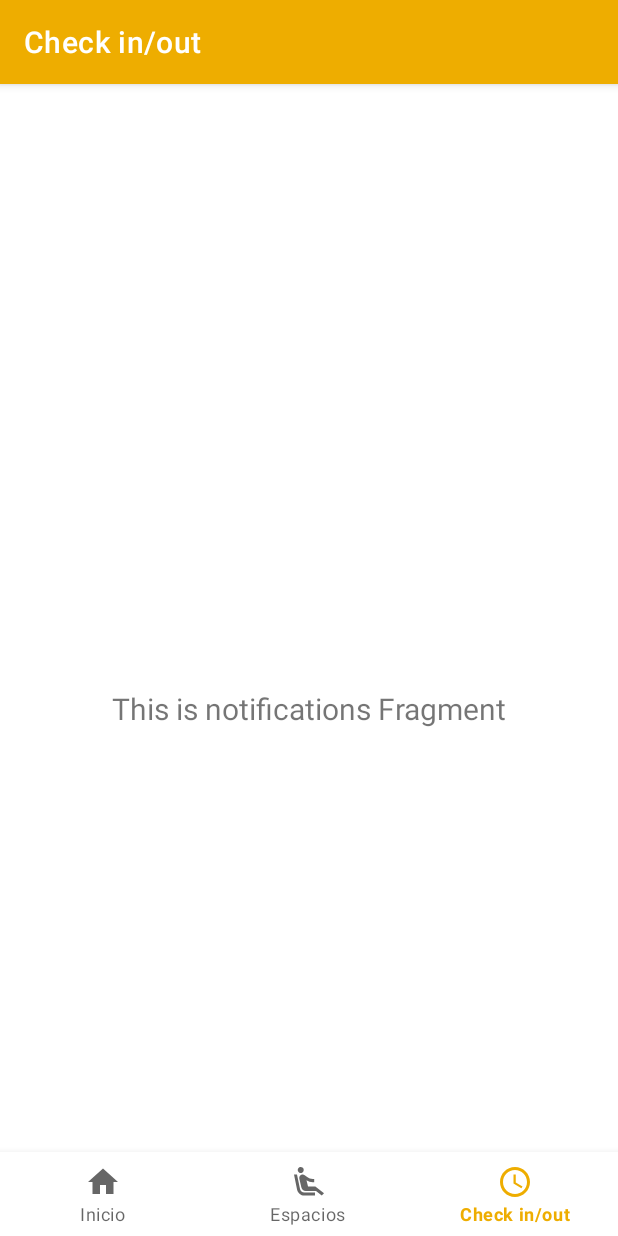
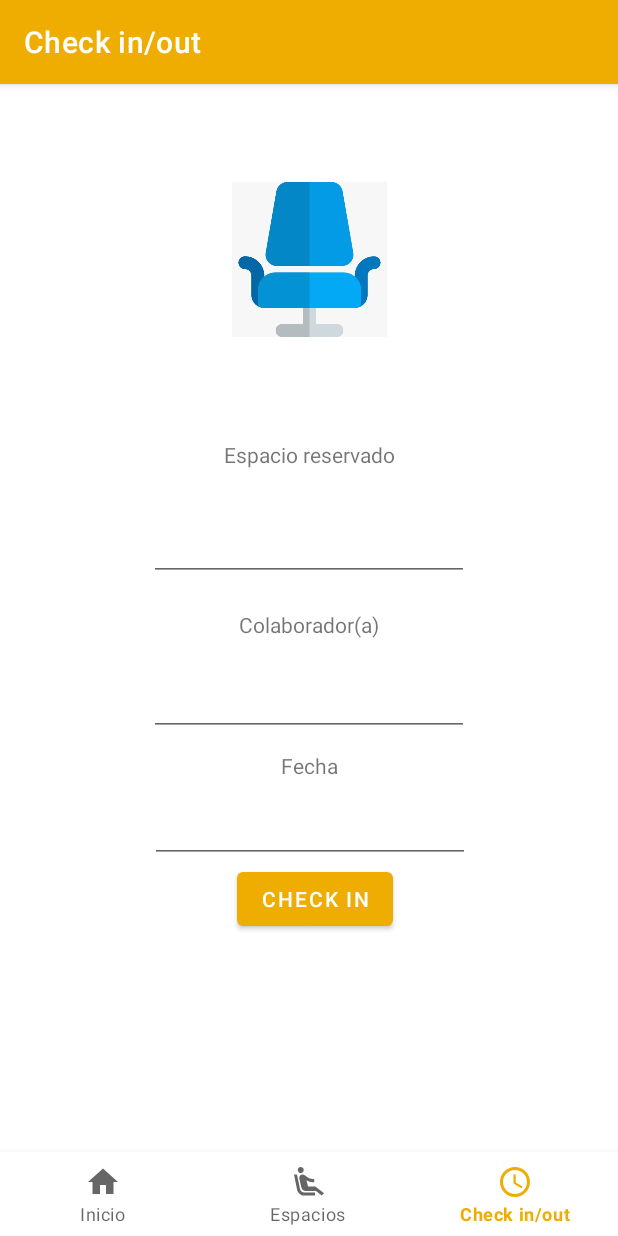
Before and after one commit to FourTech2/go-office, an Android app: the CheckFragment screen opened through its navigation route, on a phone screen of 412 x 824 dp. Run offline under Robolectric (Android 15) with nearby library versions, the phone set to English and light mode, and no system bars; our stand-ins replace Firebase (no records; nobody signed in at launch, a user with empty details on screens opened directly), navigation-ui; 2 statements that could not run were skipped.

Commit message:
checkin margin(dani)

```diff
--- a/app/src/main/res/layout/fragment_check.xml
+++ b/app/src/main/res/layout/fragment_check.xml
@@ -6,17 +6,100 @@
     android:layout_height="match_parent"
     tools:context=".ui.notifications.CheckFragment">
 
+    <ImageView
+        android:id="@+id/imageView"
+        android:layout_width="130dp"
+        android:layout_height="103dp"
+        android:layout_marginBottom="49dp"
+        android:src="@drawable/chair"
+        app:layout_constraintBottom_toTopOf="@+id/textViewReservedSpace"
+        app:layout_constraintEnd_toEndOf="parent"
+        app:layout_constraintStart_toStartOf="parent"
+        app:layout_constraintTop_toTopOf="parent"
+        app:layout_constraintVertical_bias="0.45" />
+
     <TextView
-        android:id="@+id/text_notifications"
-        android:layout_width="match_parent"
+        android:id="@+id/textViewReservedSpace"
+        android:layout_width="wrap_content"
         android:layout_height="wrap_content"
-        android:layout_marginStart="8dp"
-        android:layout_marginTop="8dp"
-        android:layout_marginEnd="8dp"
-        android:textAlignment="center"
-        android:textSize="20sp"
+        android:layout_marginTop="10dp"
+        android:layout_marginBottom="10dp"
+        android:text="@string/space_reserved_text"
+       app:layout_constraintBottom_toTopOf="@id/editTextReservedSpace"
+        app:layout_constraintEnd_toEndOf="parent"
+        app:layout_constraintStart_toStartOf="parent"
+        app:layout_constraintTop_toBottomOf="@id/imageView" />
+
+    <EditText
+        android:id="@+id/editTextReservedSpace"
+        android:layout_width="wrap_content"
+        android:layout_height="wrap_content"
+        android:layout_marginTop="10dp"
+        android:ems="10"
+        android:inputType="textPersonName"
+        app:layout_constraintBottom_toTopOf="@id/textViewCoworker"
+        app:layout_constraintEnd_toEndOf="parent"
+        app:layout_constraintStart_toStartOf="parent"
+        app:layout_constraintTop_toBottomOf="@+id/textViewReservedSpace" />
+
+    <TextView
+        android:id="@+id/textViewCoworker"
+        android:layout_width="wrap_content"
+        android:layout_height="wrap_content"
+        android:layout_marginTop="10dp"
+        android:layout_marginBottom="10dp"
+        android:text="@string/coworker_text"
+        app:layout_constraintBottom_toTopOf="@id/editTextCoworker"
+        app:layout_constraintEnd_toEndOf="parent"
+        app:layout_constraintStart_toStartOf="parent"
+        app:layout_constraintTop_toBottomOf="@+id/editTextReservedSpace" />
+
+    <EditText
+        android:id="@+id/editTextCoworker"
+        android:layout_width="wrap_content"
+        android:layout_height="wrap_content"
+        android:ems="10"
+        android:inputType="textPersonName"
         app:layout_constraintBottom_toBottomOf="parent"
         app:layout_constraintEnd_toEndOf="parent"
         app:layout_constraintStart_toStartOf="parent"
         app:layout_constraintTop_toTopOf="parent" />
+
+    <TextView
+        android:id="@+id/textViewDate"
+        android:layout_width="wrap_content"
+        android:layout_height="wrap_content"
+        android:layout_marginTop="10dp"
+        android:layout_marginBottom="10dp"
+        android:text="@string/date_CheckIn_text"
+        app:layout_constraintBottom_toTopOf="@id/editTextReservedDate"
+        app:layout_constraintEnd_toEndOf="parent"
+        app:layout_constraintStart_toStartOf="parent"
+        app:layout_constraintTop_toBottomOf="@+id/editTextCoworker"
+        app:layout_constraintVertical_bias="0.7" />
+
+    <EditText
+        android:id="@+id/editTextReservedDate"
+        android:layout_width="wrap_content"
+        android:layout_height="wrap_content"
+        android:ems="10"
+        android:inputType="date"
+        app:layout_constraintBottom_toTopOf="@id/buttonCheckin"
+        app:layout_constraintEnd_toEndOf="parent"
+        app:layout_constraintHorizontal_bias="0.502"
+        app:layout_constraintStart_toStartOf="parent"
+        app:layout_constraintTop_toBottomOf="@+id/textViewDate" />
+
+    <Button
+        android:id="@+id/buttonCheckin"
+        android:layout_width="wrap_content"
+        android:layout_height="wrap_content"
+        android:text="@string/checkIn_button"
+        app:layout_constraintEnd_toEndOf="parent"
+        app:layout_constraintHorizontal_bias="0.514"
+        app:layout_constraintStart_toStartOf="parent"
+        app:layout_constraintTop_toBottomOf="@+id/editTextReservedDate"/>
+
+
+
 </androidx.constraintlayout.widget.ConstraintLayout>
--- a/app/src/main/res/values/strings.xml
+++ b/app/src/main/res/values/strings.xml
@@ -16,4 +16,8 @@
     <string name="start_hour_text">Hora de entrada</string>
     <string name="exit_hour_text">Hora de salida</string>
     <string name="reserve_text">Reservar</string>
+    <string name="space_reserved_text">Espacio reservado</string>
+    <string name="coworker_text">Colaborador(a)</string>
+    <string name="date_CheckIn_text">Fecha</string>
+    <string name="checkIn_button">Check In</string>
 </resources>
```
Also changed, not shown: app/src/main/res/drawable/chair.jpeg (added).
